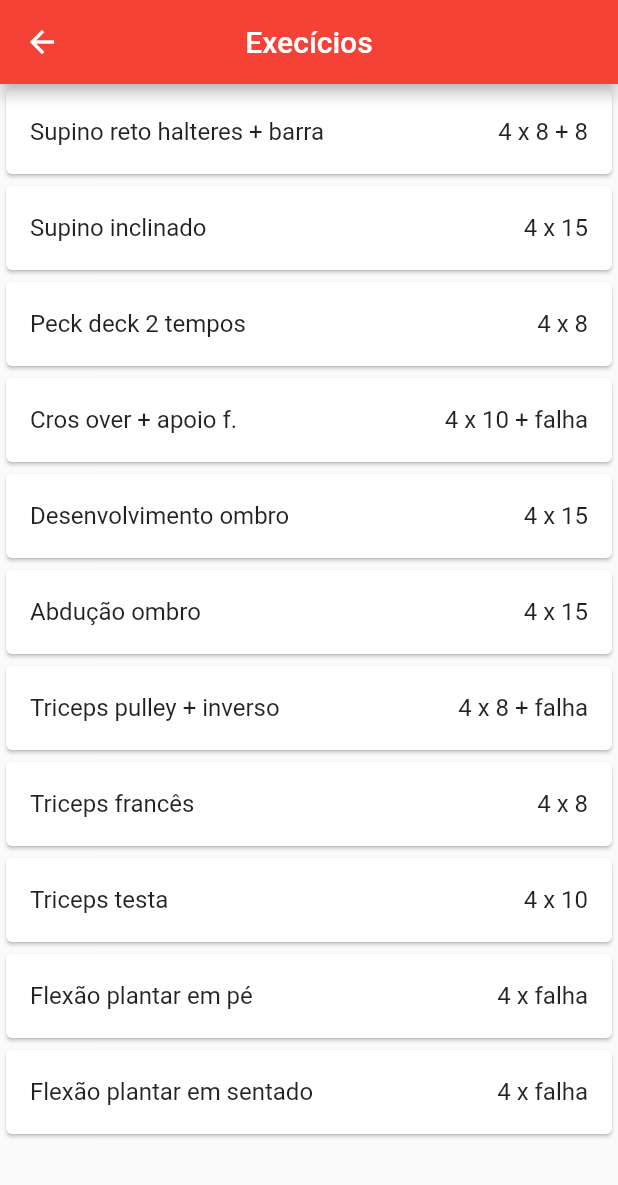
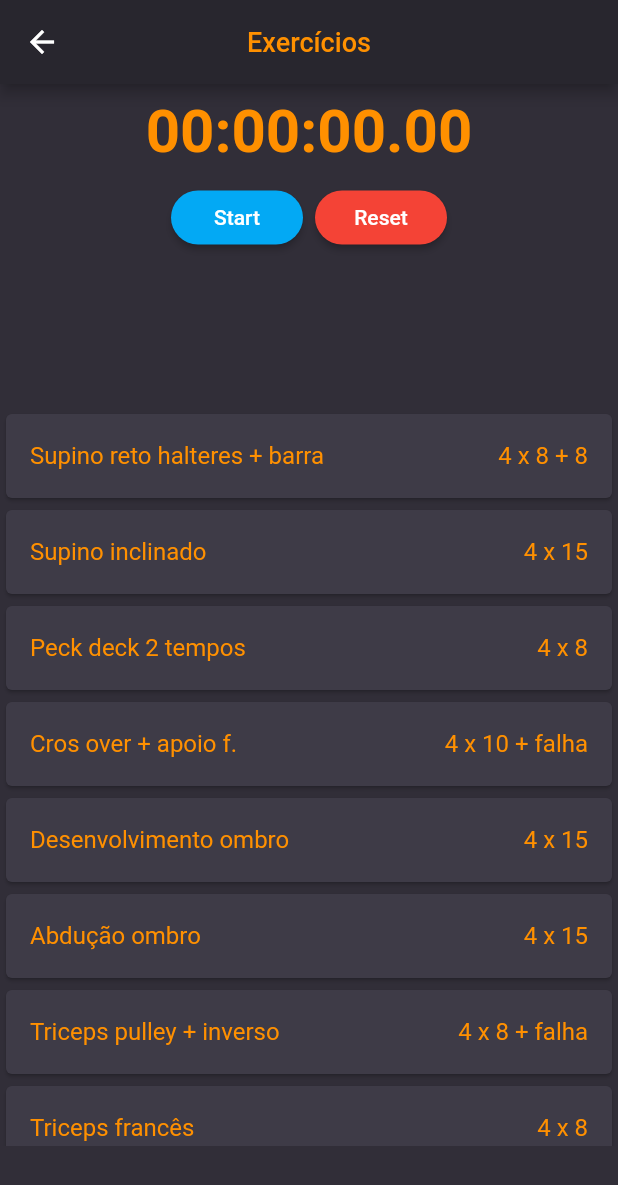
Before and after one commit to AndreFelipe97/Gym-app-flutter, a Flutter app: the screen it shows after launch, after a tap on "Treino B", on a phone screen of 412 x 824 dp. Shown: the top 1185 px of the screen. Run offline on Flutter 3.47's test engine with Material 2 defaults, Android fonts, the phone set to English and light mode, and no system bars; our stand-ins replace stop_watch_timer.

Commit message:
foi organizado os diretorios de conteudo e colocado um cronometro

```diff
--- a/lib/app_widget.dart
+++ b/lib/app_widget.dart
@@ -1,16 +1,13 @@
 import 'package:flutter/material.dart';
 import 'package:flutter/widgets.dart';
-import 'package:gym/exercise_page.dart';
-
-import 'home_page.dart';
+import 'package:gym/pages/home_page.dart';
+import 'package:gym/pages/exercise_page.dart';
 
 class AppWidget extends StatelessWidget {
   @override
   Widget build(BuildContext context) {
     return MaterialApp(
       title: 'Gym',
-      themeMode: ThemeMode.system,
-      theme: ThemeData(primarySwatch: Colors.red),
       routes: {
         "/": (context) => HomePage(),
         "/exercise": (context) => ExercisePage(),
--- /dev/null
+++ b/lib/components/app_bar_widgets_componets.dart
@@ -0,0 +1,17 @@
+import 'package:flutter/material.dart';
+import 'package:gym/theme/app_theme.dart';
+
+class AppBarWidgetsComponents extends AppBar {
+  final String titleText;
+  @override
+  AppBarWidgetsComponents({required this.titleText})
+      : super(
+          backgroundColor: AppTheme.colors.topBar,
+          title: Text(
+            titleText,
+            style:
+                TextStyle(color: AppTheme.colors.fontColorOrange, fontSize: 18),
+          ),
+          centerTitle: true,
+        );
+}
--- /dev/null
+++ b/lib/components/card_exercise.dart
@@ -0,0 +1,32 @@
+import 'package:flutter/material.dart';
+import 'package:flutter/widgets.dart';
+import 'package:gym/theme/app_theme.dart';
+
+class CardExercise extends StatelessWidget {
+  final String exercise;
+  final String repetition;
+
+  CardExercise(this.exercise, this.repetition);
+
+  @override
+  Widget build(BuildContext context) {
+    return Card(
+      color: AppTheme.colors.backgroundCard,
+      child: ListTile(
+        title: Row(
+          mainAxisAlignment: MainAxisAlignment.spaceBetween,
+          children: [
+            Text(
+              exercise,
+              style: TextStyle(color: AppTheme.colors.fontColorOrange),
+            ),
+            Text(
+              repetition,
+              style: TextStyle(color: AppTheme.colors.fontColorOrange),
+            ),
+          ],
+        ),
+      ),
+    );
+  }
+}
--- /dev/null
+++ b/lib/components/card_exercise_day.dart
@@ -0,0 +1,39 @@
+import 'package:flutter/material.dart';
+import 'package:flutter/widgets.dart';
+import 'package:gym/models/exercise_model.dart';
+import 'package:gym/theme/app_theme.dart';
+
+class CardExerciseDay extends StatelessWidget {
+  final String title;
+  final List<ExerciseModel> execise;
+
+  CardExerciseDay(
+    this.title,
+    this.execise,
+  );
+
+  @override
+  Widget build(BuildContext context) {
+    return Card(
+      color: AppTheme.colors.backgroundCard,
+      child: InkWell(
+        splashColor: Colors.blue.withAlpha(30),
+        onTap: () {
+          Navigator.pushNamed(context, "/exercise", arguments: execise);
+        },
+        child: SizedBox(
+          width: 300,
+          height: 100,
+          child: Center(
+              child: Text(
+            title,
+            style: TextStyle(
+                fontSize: 16,
+                color: AppTheme.colors.fontColorOrange,
+                fontWeight: FontWeight.bold),
+          )),
+        ),
+      ),
+    );
+  }
+}
--- /dev/null
+++ b/lib/components/stopwatch_component.dart
@@ -0,0 +1,128 @@
+import 'dart:async';
+
+import 'package:flutter/material.dart';
+import 'package:gym/theme/app_theme.dart';
+import 'package:stop_watch_timer/stop_watch_timer.dart';
+
+class StopwatchComponent extends StatefulWidget {
+  static Future<void> navigatorPush(BuildContext context) async {
+    return Navigator.push<void>(
+      context,
+      MaterialPageRoute(
+        builder: (_) => StopwatchComponent(),
+      ),
+    );
+  }
+
+  @override
+  _StopwatchComponentState createState() => _StopwatchComponentState();
+}
+
+class _StopwatchComponentState extends State<StopwatchComponent> {
+  final _isHours = true;
+
+  final StopWatchTimer _stopWatchTimer = StopWatchTimer(
+    mode: StopWatchMode.countUp,
+  );
+
+  @override
+  void initState() {
+    super.initState();
+  }
+
+  @override
+  void dispose() async {
+    super.dispose();
+    await _stopWatchTimer.dispose();
+  }
+
+  @override
+  Widget build(BuildContext context) {
+    return Scaffold(
+      body: Container(
+        decoration: BoxDecoration(color: AppTheme.colors.background),
+        child: Column(
+          crossAxisAlignment: CrossAxisAlignment.center,
+          children: <Widget>[
+            /// Display stop watch time
+            Padding(
+              padding: EdgeInsets.only(bottom: 0),
+              child: StreamBuilder<int>(
+                stream: _stopWatchTimer.rawTime,
+                initialData: _stopWatchTimer.rawTime.value,
+                builder: (context, snap) {
+                  final value = snap.data!;
+                  final displayTime =
+                      StopWatchTimer.getDisplayTime(value, hours: _isHours);
+                  return Column(
+                    children: <Widget>[
+                      Padding(
+                        padding: EdgeInsets.all(8),
+                        child: Text(
+                          displayTime,
+                          style: TextStyle(
+                              fontSize: 40,
+                              color: AppTheme.colors.fontColorOrange,
+                              fontWeight: FontWeight.bold),
+                        ),
+                      ),
+                    ],
+                  );
+                },
+              ),
+            ),
+
+            /// Button
+            Padding(
+              padding: EdgeInsets.all(2),
+              child: Column(
+                children: <Widget>[
+                  Padding(
+                    padding: EdgeInsets.only(bottom: 0),
+                    child: Row(
+                      mainAxisAlignment: MainAxisAlignment.center,
+                      children: <Widget>[
+                        Padding(
+                          padding: EdgeInsets.symmetric(horizontal: 4),
+                          child: RaisedButton(
+                            padding: EdgeInsets.all(4),
+                            color: Colors.lightBlue,
+                            shape: StadiumBorder(),
+                            onPressed: () async {
+                              _stopWatchTimer.onExecute
+                                  .add(StopWatchExecute.start);
+                            },
+                            child: Text(
+                              'Start',
+                              style: TextStyle(color: Colors.white),
+                            ),
+                          ),
+                        ),
+                        Padding(
+                          padding: EdgeInsets.symmetric(horizontal: 4),
+                          child: RaisedButton(
+                            padding: EdgeInsets.all(4),
+                            color: Colors.red,
+                            shape: StadiumBorder(),
+                            onPressed: () async {
+                              _stopWatchTimer.onExecute
+                                  .add(StopWatchExecute.reset);
+                            },
+                            child: Text(
+                              'Reset',
+                              style: TextStyle(color: Colors.white),
+                            ),
+                          ),
+                        ),
+                      ],
+                    ),
+                  ),
+                ],
+              ),
+            )
+          ],
+        ),
+      ),
+    );
+  }
+}
--- a/lib/exercise_page.dart
+++ /dev/null
@@ -1,52 +0,0 @@
-import 'package:flutter/material.dart';
-import 'package:flutter/widgets.dart';
-import 'package:gym/exercise_model.dart';
-
-class ExercisePage extends StatefulWidget {
-  @override
-  _ExercisePageState createState() => _ExercisePageState();
-}
-
-class _ExercisePageState extends State<ExercisePage> {
-  List<ExerciseModel> execise = [];
-
-  @override
-  void initState() {
-    WidgetsBinding.instance!.addPostFrameCallback((_) {
-      if (ModalRoute.of(context)!.settings.arguments != null) {
-        execise =
-            ModalRoute.of(context)!.settings.arguments as List<ExerciseModel>;
-        setState(() {});
-      }
-    });
-    super.initState();
-  }
-
-  @override
-  Widget build(BuildContext context) {
-    return Scaffold(
-        appBar: AppBar(
-          title: Text('Execícios'),
-          centerTitle: true,
-        ),
-        body: SingleChildScrollView(
-          child: Column(
-            mainAxisAlignment: MainAxisAlignment.spaceBetween,
-            children: [
-              for (var i = 0; i < execise.length; i++)
-                Card(
-                  child: ListTile(
-                    title: Row(
-                      mainAxisAlignment: MainAxisAlignment.spaceBetween,
-                      children: [
-                        Text(execise[i].exercise),
-                        Text(execise[i].repetition),
-                      ],
-                    ),
-                  ),
-                ),
-            ],
-          ),
-        ));
-  }
-}
--- a/lib/home_page.dart
+++ /dev/null
@@ -1,118 +0,0 @@
-import 'package:flutter/material.dart';
-import 'package:gym/exercise_model.dart';
-
-class HomePage extends StatelessWidget {
-  List<ExerciseModel> trainingA = [
-    ExerciseModel("Barra fixa graviton", "3 x falha"),
-    ExerciseModel("Puxado frente pp", "4 x 10 (lento)"),
-    ExerciseModel("Puxador frente triangulo", "4 x 10"),
-    ExerciseModel("Remada articulada unilateral", "4 x 10"),
-    ExerciseModel("Remada cavalo", "4 x 10"),
-    ExerciseModel("Rocas inversa", "3 x 15"),
-    ExerciseModel("Rosca 21", "3x"),
-    ExerciseModel("Rosca alternada", "4 x 12"),
-    ExerciseModel("Supra", "4 x 10"),
-    ExerciseModel("Ponte", "4 x até 1 minuto"),
-    ExerciseModel("Remo", "4 x 10")
-  ];
-
-  List<ExerciseModel> trainingB = [
-    ExerciseModel("Supino reto halteres + barra", "4 x 8 + 8"),
-    ExerciseModel("Supino inclinado", "4 x 15"),
-    ExerciseModel("Peck deck 2 tempos", "4 x 8"),
-    ExerciseModel("Cros over + apoio f.", "4 x 10 + falha"),
-    ExerciseModel("Desenvolvimento ombro", "4 x 15"),
-    ExerciseModel("Abdução ombro", "4 x 15"),
-    ExerciseModel("Triceps pulley + inverso", "4 x 8 + falha"),
-    ExerciseModel("Triceps francês", "4 x 8"),
-    ExerciseModel("Triceps testa", "4 x 10"),
-    ExerciseModel("Flexão plantar em pé", "4 x falha"),
-    ExerciseModel("Flexão plantar em sentado", "4 x falha")
-  ];
-
-  List<ExerciseModel> trainingC = [
-    ExerciseModel("Agachamento livre", "3 x 15"),
-    ExerciseModel("Passada", "4 voltas"),
-    ExerciseModel("Leg 45 agachamento sem carga", "4 x 10 + 15"),
-    ExerciseModel("Hack articualar", "4 x 8(amplitude maxima)"),
-    ExerciseModel("Cadeira extensora", "4 x 10 + 1 drop(6 / 8 / 10)"),
-    ExerciseModel("Cadeira adutora", "3 x 10"),
-    ExerciseModel("Supra", "4 x 10"),
-    ExerciseModel("Ponte", "4 x até 1 minuto"),
-    ExerciseModel("Remo", "4 x 10")
-  ];
-
-  @override
-  Widget build(BuildContext context) {
-    return Scaffold(
-      appBar: AppBar(
-        title: Text(
-          'Treinos',
-          style: TextStyle(color: Colors.white, fontSize: 18),
-        ),
-        centerTitle: true,
-      ),
-      body: Center(
-        child: Column(
-          mainAxisAlignment: MainAxisAlignment.center,
-          children: [
-            Card(
-              child: InkWell(
-                splashColor: Colors.blue.withAlpha(30),
-                onTap: () {
-                  Navigator.pushNamed(context, "/exercise",
-                      arguments: trainingA);
-                },
-                child: const SizedBox(
-                  width: 300,
-                  height: 100,
-                  child: Center(
-                      child: Text(
-                    'Treino A',
-                    style: TextStyle(fontSize: 16, fontWeight: FontWeight.bold),
-                  )),
-                ),
-              ),
-            ),
-            Card(
-              child: InkWell(
-                splashColor: Colors.blue.withAlpha(30),
-                onTap: () {
-                  Navigator.pushNamed(context, "/exercise",
-                      arguments: trainingB);
-                },
-                child: const SizedBox(
-                  width: 300,
-                  height: 100,
-                  child: Center(
-                      child: Text(
-                    'Treino B',
-                    style: TextStyle(fontSize: 16, fontWeight: FontWeight.bold),
-                  )),
-                ),
-              ),
-            ),
-            Card(
-              child: InkWell(
-                splashColor: Colors.blue.withAlpha(30),
-                onTap: () {
-                  Navigator.pushNamed(context, "/exercise",
-                      arguments: trainingC);
-                },
-                child: const SizedBox(
-                  width: 300,
-                  height: 100,
-                  child: Center(
-                      child: Text(
-                    'Treino C',
-                    style: TextStyle(fontSize: 16, fontWeight: FontWeight.bold),
-                  )),
-                ),
-              ),
-            ),
-          ],
-        ),
-      ),
-    );
-  }
-}
--- /dev/null
+++ b/lib/pages/exercise_page.dart
@@ -0,0 +1,69 @@
+import 'package:flutter/material.dart';
+import 'package:flutter/widgets.dart';
+import 'package:gym/components/app_bar_widgets_componets.dart';
+import 'package:gym/components/card_exercise.dart';
+import 'package:gym/components/stopwatch_component.dart';
+import 'package:gym/models/exercise_model.dart';
+import 'package:gym/theme/app_theme.dart';
+
+class ExercisePage extends StatefulWidget {
+  @override
+  _ExercisePageState createState() => _ExercisePageState();
+}
+
+class _ExercisePageState extends State<ExercisePage> {
+  List<ExerciseModel> execise = [];
+
+  @override
+  void initState() {
+    WidgetsBinding.instance!.addPostFrameCallback((_) {
+      if (ModalRoute.of(context)!.settings.arguments != null) {
+        execise =
+            ModalRoute.of(context)!.settings.arguments as List<ExerciseModel>;
+        setState(() {});
+      }
+    });
+    super.initState();
+  }
+
+  @override
+  Widget build(BuildContext context) {
+    return Scaffold(
+      appBar: AppBarWidgetsComponents(titleText: "Exercícios"),
+      body: Container(
+        decoration: BoxDecoration(color: AppTheme.colors.background),
+        child: SafeArea(
+          top: true,
+          bottom: true,
+          child: Column(
+            mainAxisAlignment: MainAxisAlignment.spaceBetween,
+            children: [
+              Container(
+                  decoration: BoxDecoration(color: AppTheme.colors.background),
+                  height: 120,
+                  child: StopwatchComponent()),
+              SizedBox(
+                height: 24,
+              ),
+              Container(
+                height: 492,
+                child: SingleChildScrollView(
+                  child: Column(
+                    children: [
+                      for (var i = 0; i < execise.length; i++)
+                        CardExercise(
+                            execise[i].exercise, execise[i].repetition),
+                    ],
+                  ),
+                ),
+              ),
+              SizedBox(
+                height: 24,
+              ),
+            ],
+          ),
+        ),
+      ),
+    );
+  }
+}
--- /dev/null
+++ b/lib/pages/home_page.dart
@@ -0,0 +1,67 @@
+import 'package:flutter/material.dart';
+import 'package:gym/components/app_bar_widgets_componets.dart';
+import 'package:gym/components/card_exercise_day.dart';
+import 'package:gym/models/exercise_model.dart';
+import 'package:gym/theme/app_theme.dart';
+
+class HomePage extends StatelessWidget {
+  List<ExerciseModel> trainingA = [
+    ExerciseModel("Barra fixa graviton", "3 x falha"),
+    ExerciseModel("Puxado frente pp", "4 x 10 (lento)"),
+    ExerciseModel("Puxador frente triangulo", "4 x 10"),
+    ExerciseModel("Remada articulada unilateral", "4 x 10"),
+    ExerciseModel("Remada cavalo", "4 x 10"),
+    ExerciseModel("Rocas inversa", "3 x 15"),
+    ExerciseModel("Rosca 21", "3x"),
+    ExerciseModel("Rosca alternada", "4 x 12"),
+    ExerciseModel("Supra", "4 x 10"),
+    ExerciseModel("Ponte", "4 x até 1 minuto"),
+    ExerciseModel("Remo", "4 x 10")
+  ];
+
+  List<ExerciseModel> trainingB = [
+    ExerciseModel("Supino reto halteres + barra", "4 x 8 + 8"),
+    ExerciseModel("Supino inclinado", "4 x 15"),
+    ExerciseModel("Peck deck 2 tempos", "4 x 8"),
+    ExerciseModel("Cros over + apoio f.", "4 x 10 + falha"),
+    ExerciseModel("Desenvolvimento ombro", "4 x 15"),
+    ExerciseModel("Abdução ombro", "4 x 15"),
+    ExerciseModel("Triceps pulley + inverso", "4 x 8 + falha"),
+    ExerciseModel("Triceps francês", "4 x 8"),
+    ExerciseModel("Triceps testa", "4 x 10"),
+    ExerciseModel("Flexão plantar em pé", "4 x falha"),
+    ExerciseModel("Flexão plantar em sentado", "4 x falha")
+  ];
+
+  List<ExerciseModel> trainingC = [
+    ExerciseModel("Agachamento livre", "3 x 15"),
+    ExerciseModel("Passada", "4 voltas"),
+    ExerciseModel("Leg 45 agachamento sem carga", "4 x 10 + 15"),
+    ExerciseModel("Hack articualar", "4 x 8(amplitude maxima)"),
+    ExerciseModel("Cadeira extensora", "4 x 10 + 1 drop(6 / 8 / 10)"),
+    ExerciseModel("Cadeira adutora", "3 x 10"),
+    ExerciseModel("Supra", "4 x 10"),
+    ExerciseModel("Ponte", "4 x até 1 minuto"),
+    ExerciseModel("Remo", "4 x 10")
+  ];
+
+  @override
+  Widget build(BuildContext context) {
+    return Scaffold(
+      appBar: AppBarWidgetsComponents(titleText: "Treinos"),
+      body: Container(
+        decoration: BoxDecoration(color: AppTheme.colors.background),
+        child: Center(
+          child: Column(
+            mainAxisAlignment: MainAxisAlignment.center,
+            children: [
+              CardExerciseDay('Treino A', trainingA),
+              CardExerciseDay('Treino B', trainingB),
+              CardExerciseDay('Treino C', trainingC),
+            ],
+          ),
+        ),
+      ),
+    );
+  }
+}
--- /dev/null
+++ b/lib/theme/app_colors.dart
@@ -0,0 +1,26 @@
+import 'package:flutter/material.dart';
+
+abstract class AppColors {
+  Color get topBar;
+  Color get background;
+  Color get fontColorWhite;
+  Color get fontColorOrange;
+  Color get backgroundCard;
+}
+
+class AppColorDefault implements AppColors {
+  @override
+  Color get background => Color(0xFF312E38);
+
+  @override
+  Color get topBar => Color(0xFF28262E);
+
+  @override
+  Color get fontColorWhite => Color(0xFFFFFFFF);
+
+  @override
+  Color get fontColorOrange => Color(0xFFFF9000);
+
+  @override
+  Color get backgroundCard => Color(0xFF3E3B47);
+}
--- /dev/null
+++ b/lib/theme/app_theme.dart
@@ -0,0 +1,5 @@
+import 'package:gym/theme/app_colors.dart';
+
+class AppTheme {
+  static AppColors get colors => AppColorDefault();
+}
--- a/pubspec.yaml
+++ b/pubspec.yaml
@@ -28,6 +28,7 @@ dependencies:
   # The following adds the Cupertino Icons font to your application.
   # Use with the CupertinoIcons class for iOS style icons.
   cupertino_icons: ^1.0.2
+  stop_watch_timer: ^1.3.1
 
 dev_dependencies:
   flutter_test:
```
Also changed, not shown: lib/models/exercise_model.dart (renamed from lib/exercise_model.dart), pubspec.lock, 1 other file.
